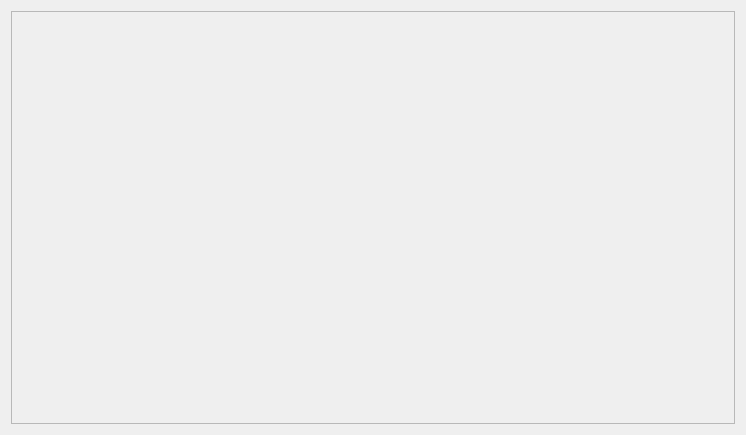
Before: the Qt Designer form src/datatransferwindow/datatransferwindow.ui in NichtsHsu/usb-regulus, drawn with Qt 5.
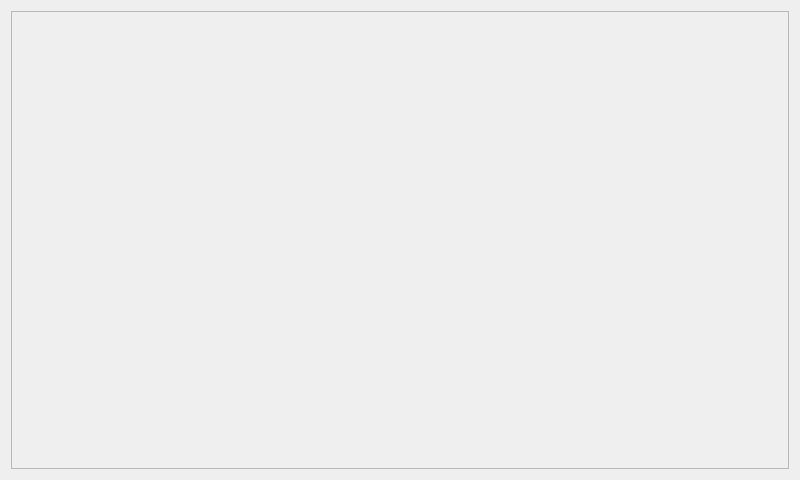
After: the same form once the commit is applied.

```diff
--- a/src/datatransferwindow/datatransferwindow.ui
+++ b/src/datatransferwindow/datatransferwindow.ui
@@ -6,8 +6,8 @@
    <rect>
     <x>0</x>
     <y>0</y>
-    <width>746</width>
-    <height>435</height>
+    <width>800</width>
+    <height>480</height>
    </rect>
   </property>
   <property name="windowTitle">
@@ -24,11 +24,24 @@
        <rect>
         <x>0</x>
         <y>0</y>
-        <width>726</width>
-        <height>415</height>
+        <width>780</width>
+        <height>460</height>
        </rect>
       </property>
-      <layout class="QVBoxLayout" name="verticalLayout_2"/>
+      <layout class="QVBoxLayout" name="verticalLayout_2">
+       <property name="leftMargin">
+        <number>0</number>
+       </property>
+       <property name="topMargin">
+        <number>0</number>
+       </property>
+       <property name="rightMargin">
+        <number>0</number>
+       </property>
+       <property name="bottomMargin">
+        <number>0</number>
+       </property>
+      </layout>
      </widget>
     </widget>
    </item>
```
